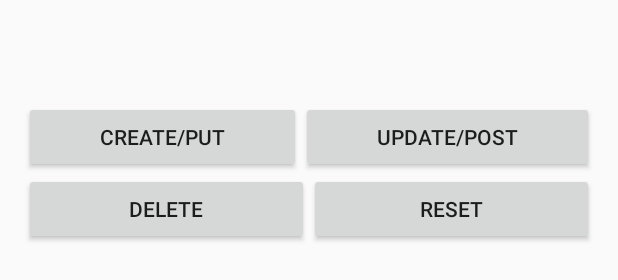
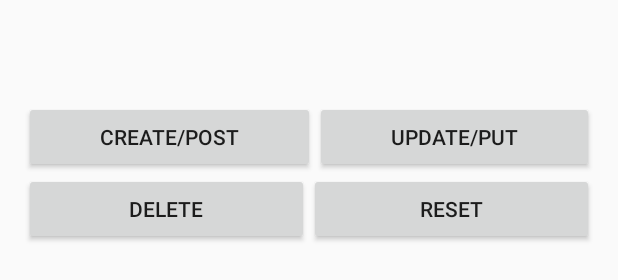
Before and after one commit to vash-hsu/kata, an Android app: the layout activity_main.xml on its own in the app's theme, with its tools: preview values and no code run, on a phone screen of 412 x 824 dp. Shown: the part 846-1126 px from the top of the screen. Run offline under Robolectric (Android 15) with nearby library versions, the phone set to English and light mode, and no system bars.

Commit message:
Button Put works to update/put one revised record via REST API

```diff
--- a/103_rest_client/RestAPIClientDemo/app/src/main/res/layout/activity_main.xml
+++ b/103_rest_client/RestAPIClientDemo/app/src/main/res/layout/activity_main.xml
@@ -138,17 +138,17 @@
             android:layout_height="wrap_content">
 
             <Button
-                android:text="Create/PUT"
+                android:text="Create/POST"
+                android:layout_width="wrap_content"
+                android:layout_height="match_parent"
+                android:id="@+id/button2post"
+                android:layout_weight="1" />
+
+            <Button
+                android:text="Update/PUT"
                 android:layout_width="wrap_content"
                 android:layout_height="match_parent"
                 android:id="@+id/button2put"
-                android:layout_weight="1" />
-
-            <Button
-                android:text="Update/POST"
-                android:layout_width="wrap_content"
-                android:layout_height="match_parent"
-                android:id="@+id/button2post"
                 android:layout_weight="1" />
 
         </LinearLayout>
```
Also changed, not shown: 103_rest_client/RestAPIClientDemo/app/src/main/java/com/blogspot/rulesare/restapiclientdemo/MainActivity.java (+40 -16 lines), 1 other file.
